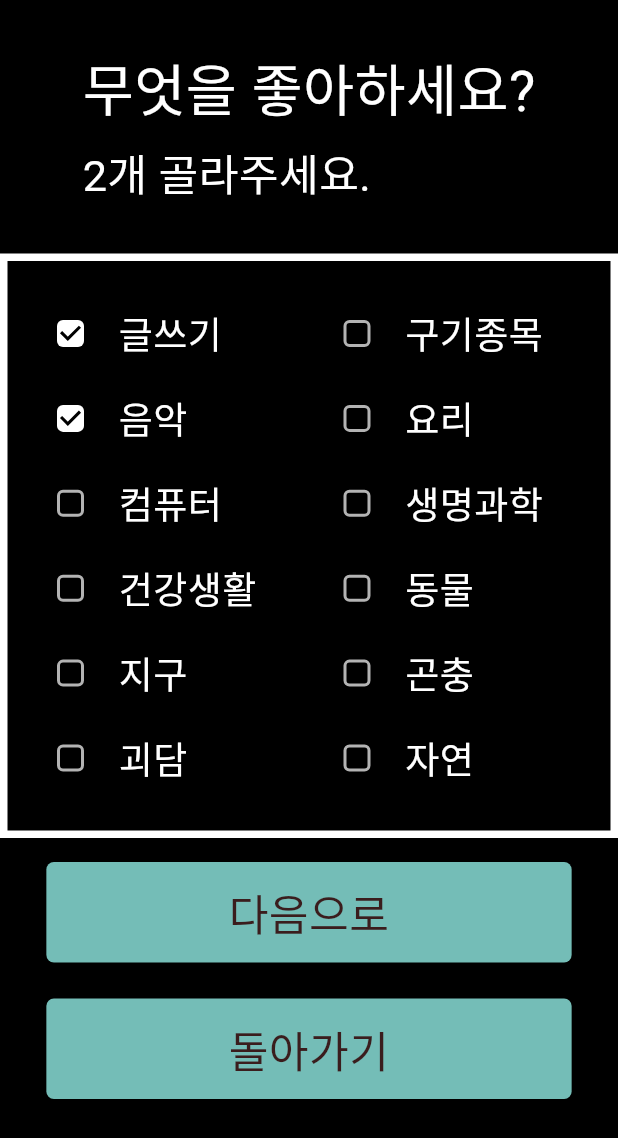
After one commit to meybinn/Hack2025-app, a Flutter app: the Userinterestscreen screen opened directly, on a phone screen of 412 x 824 dp. The commit adds this screen. Shown: the top 1138 px of the screen. Run offline on Flutter 3.47's test engine with Material 3 defaults, Android fonts, the light colour scheme and no system bars; generated files the repository leaves out were written again.

Commit message:
사용자 정보, 관심분야 입력

```diff
--- a/lib/commons/themes.dart
+++ b/lib/commons/themes.dart
@@ -12,6 +12,7 @@ class Themes {
   static const Color materialBaselinePrimaryColor = Color(0xFF6750A4);
   static const Color sakuraPrimaryColor = Color(0xFFCE5B78);
   static const Color greyLawPrimaryColor = Color(0xFF37474F);
+  static const Color mint = Color(0xFF74BDB7);
 
   static const List<Color> themePrimaryColorList = [
     naver_background,
@@ -24,5 +25,6 @@ class Themes {
     materialBaselinePrimaryColor,
     sakuraPrimaryColor,
     greyLawPrimaryColor,
+    mint,
   ];
 }
--- a/lib/login/screens/naver_login_screen.dart
+++ b/lib/login/screens/naver_login_screen.dart
@@ -5,6 +5,7 @@ import 'package:hack2025_mobile_app/commons/themes.dart';
 import 'package:hack2025_mobile_app/login/screens/kakao_login_screen.dart';
 import 'package:hack2025_mobile_app/login/screens/login_screen.dart';
 import 'package:hack2025_mobile_app/login/widgets/login_container.dart';
+import 'package:hack2025_mobile_app/regist/userInfoScreen.dart';
 
 class NaverLoginScreen extends StatefulWidget {
   const NaverLoginScreen({super.key});
@@ -54,7 +55,7 @@ class _NaverLoginScreenState extends State<NaverLoginScreen> {
     Navigator.push(
       context,
       MaterialPageRoute(
-        builder: (context) => const KakaoLoginScreen(), // 이후 home screen으로 바꾸기
+        builder: (context) => const Userinfoscreen(), // 이후 home screen으로 바꾸기
       ),
     );
     print("작동 완료!!!!!!!!! $id , $password");
--- a/lib/login/widgets/login_button.dart
+++ b/lib/login/widgets/login_button.dart
@@ -26,11 +26,10 @@ class LoginButton extends StatelessWidget {
           Container(
             width: MediaQuery.of(context).size.width * 0.95,
             decoration: BoxDecoration(
-              borderRadius: const BorderRadius.all(Radius.circular(8)),
+                borderRadius: const BorderRadius.all(Radius.circular(8)),
               color: way == "네이버 로그인"
                   ? Themes.naver_background
-                  : Themes.kakao_background
-            ),
+                    : Themes.kakao_background),
             child: Padding(
               padding: const EdgeInsets.symmetric(vertical: 18, horizontal: 20),
               child: Text(
--- /dev/null
+++ b/lib/regist/userInterestScreen.dart
@@ -0,0 +1,118 @@
+import 'package:flutter/cupertino.dart';
+import 'package:flutter/material.dart';
+import 'package:hack2025_mobile_app/commons/constant/gaps.dart';
+import 'package:hack2025_mobile_app/commons/constant/sizes.dart';
+import 'package:hack2025_mobile_app/commons/themes.dart';
+import 'package:hack2025_mobile_app/home/screens/home_screen.dart';
+import 'package:hack2025_mobile_app/regist/widget/checkBox.dart';
+
+class Userinterestscreen extends StatefulWidget {
+  const Userinterestscreen({super.key});
+
+  @override
+  State<Userinterestscreen> createState() => _UserinterestscreenState();
+}
+
+class _UserinterestscreenState extends State<Userinterestscreen> {
+
+ void _onNextTap() {
+    Navigator.push(
+      context,
+      MaterialPageRoute(
+        builder: (context) => const HomeScreen(),
+      ),
+    );
+  }
+void _onBackTap() {
+    Navigator.pop(context);
+    // print("작동 완료!!!!!!!!! $id , $password");
+  }
+
+  @override
+  Widget build(BuildContext context) {
+    return Scaffold(
+      body: SingleChildScrollView(
+        child: Column(
+          children: [
+           Padding(
+            padding: const EdgeInsets.symmetric(vertical: Sizes.size32),
+           child: Column(
+            crossAxisAlignment: CrossAxisAlignment.start,
+            children: [
+              Text("무엇을 좋아하세요?",
+              style: TextStyle(
+                color: Colors.white,
+                fontSize: MediaQuery.of(context).size.height * 0.045,
+              ),
+            ),
+              Gaps.v6,
+              Text("2개 골라주세요.",
+              style: TextStyle(
+                color: Colors.white,
+                fontSize: MediaQuery.of(context).size.height * 0.035,
+              ),
+            ),
+          ],
+        ),
+            ),
+          Container(
+            padding:const EdgeInsets.symmetric(vertical: Sizes.size24, horizontal: Sizes.size18),
+            decoration: BoxDecoration(
+              border: Border.all(color: Colors.white, width: 5),
+            ),
+            child: const Column(
+              children: [InterestCheckbox()],
+            )
+          ),
+          Gaps.v16,
+           GestureDetector(
+                onTap: _onNextTap,
+                child: Container(
+                  width: MediaQuery.of(context).size.width * 0.85,
+                  decoration: const BoxDecoration(
+                    borderRadius: BorderRadius.all(Radius.circular(5)),
+                    color: Themes.mint,
+                  ),
+                  child: Padding(
+                    padding:
+                        const EdgeInsets.symmetric(vertical: 13, horizontal: 20),
+                    child: Text(
+                      '다음으로',
+                      textAlign: TextAlign.center,
+                      style: TextStyle(
+                        color: Themes.kakao_text,
+                        fontSize: MediaQuery.of(context).size.height * 0.035,
+                      ),
+                    ),
+                  ),
+                ),
+              ),
+              Gaps.v24,
+              GestureDetector(
+                onTap: _onBackTap,
+                child: Container(
+                  width: MediaQuery.of(context).size.width * 0.85,
+                  decoration: const BoxDecoration(
+                    borderRadius: BorderRadius.all(Radius.circular(5)),
+                    color: Themes.mint,
+                  ),
+                  child: Padding(
+                    padding:
+                        const EdgeInsets.symmetric(vertical: 13, horizontal: 20),
+                    child: Text(
+                      '돌아가기',
+                      textAlign: TextAlign.center,
+                      style: TextStyle(
+                        color: Themes.kakao_text,
+                        fontSize: MediaQuery.of(context).size.height * 0.035,
+                      ),
+                    ),
+                  ),
+                ),
+              ),
+          ],
+        ),
+      )
+    );
+  }
+}
--- /dev/null
+++ b/lib/regist/widget/checkBox.dart
@@ -0,0 +1,98 @@
+import 'package:flutter/cupertino.dart';
+import 'package:flutter/material.dart';
+
+class InterestCheckbox extends StatefulWidget {
+  const InterestCheckbox({super.key});
+
+  @override
+  State<InterestCheckbox> createState() => _InterestCheckboxState();
+}
+
+class _InterestCheckboxState extends State<InterestCheckbox> {
+  final categories = [
+    '글쓰기',
+    '구기종목',
+    '음악',
+    '요리',
+    '컴퓨터',
+    '생명과학',
+    '건강생활',
+    '동물',
+    '지구',
+    '곤충',
+    '괴담',
+    '자연',
+  ];
+
+  final selected = <String>{'글쓰기', '음악'};
+
+  void _toggle(String interest) {
+    final isChecked = selected.contains(interest);
+    setState(() {
+      if (isChecked) {
+        selected.remove(interest);
+      } else {
+        if (selected.length < 2) {
+          selected.add(interest);
+        }else{
+          ScaffoldMessenger.of(context).showSnackBar(
+            const SnackBar(content: Text("최대 2개까지만 선택할 수 있습니다.")),
+          );
+        }
+      }
+    });
+  }
+
+  @override
+  Widget build(BuildContext context) {
+    return GridView.count(
+      crossAxisCount: 2,
+      childAspectRatio: 3.6,
+      mainAxisSpacing: 8,
+      crossAxisSpacing: 16,
+      shrinkWrap: true,
+      physics: const NeverScrollableScrollPhysics(),
+      children: categories.map((label) => items(label)).toList(),
+    );
+  }
+
+  Widget items(String interest) {
+    final isChecked = selected.contains(interest);
+
+    return InkWell(
+      borderRadius: BorderRadius.circular(8),
+      onTap: () => _toggle(interest),
+      child: Row(
+        children: [
+          Checkbox(
+            value: isChecked,
+            onChanged: (_) => setState(() {
+              isChecked ? selected.remove(interest) : selected.add(interest);
+            }),
+            side: const BorderSide(color: Colors.white70, width: 2),
+            shape:
+                RoundedRectangleBorder(borderRadius: BorderRadius.circular(4)),
+            checkColor: Colors.black,
+            fillColor: WidgetStateProperty.resolveWith((states) {
+              // 선택 시 흰색 박스 느낌
+              return states.contains(WidgetState.selected)
+                  ? Colors.white
+                  : Colors.transparent;
+            }),
+          ),
+          const SizedBox(width: 8),
+          Expanded(
+            child: Text(
+              interest,
+              style: TextStyle(
+                color: Colors.white,
+                fontSize: MediaQuery.of(context).size.height * 0.03,
+              ),
+              overflow: TextOverflow.ellipsis,
+            ),
+          ),
+        ],
+      ),
+    );
+  }
+}
```
Also changed, not shown: lib/regist/userInfoScreen.dart (added, +221 -0 lines).
